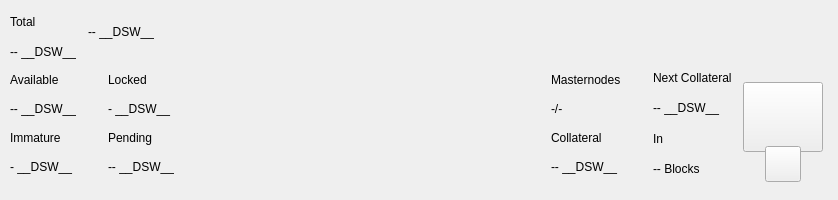
Old version of the form src/qt/pivx/forms/topbar.ui in the repository decenomy/DSW.
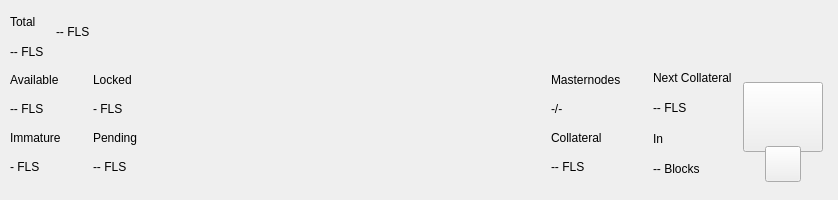
New version of the form. Custom widgets are drawn as their Qt base class.

What changed in the file:
```diff
--- a/src/qt/pivx/forms/topbar.ui
+++ b/src/qt/pivx/forms/topbar.ui
@@ -119,7 +119,7 @@
               <item>
                <widget class="QLabel" name="labelAmountPiv">
                 <property name="text">
-                 <string notr="true">-- __DSW__</string>
+                 <string notr="true">-- FLS</string>
                 </property>
                </widget>
               </item>
@@ -162,7 +162,7 @@
                  <string notr="true">padding:0px;margin:0px;</string>
                 </property>
                 <property name="text">
-                 <string notr="true">-- __DSW__</string>
+                 <string notr="true">-- FLS</string>
                 </property>
                </widget>
               </item>
@@ -456,7 +456,7 @@
                  <item>
                   <widget class="QLabel" name="labelAvailablePiv">
                    <property name="text">
-                    <string>-- __DSW__</string>
+                    <string>-- FLS</string>
                    </property>
                   </widget>
                  </item>
@@ -470,7 +470,7 @@
                  <item>
                   <widget class="QLabel" name="labelImmaturePiv">
                    <property name="text">
-                    <string notr="true">- __DSW__</string>
+                    <string notr="true">- FLS</string>
                    </property>
                   </widget>
                  </item>
@@ -491,7 +491,7 @@
                  <item>
                   <widget class="QLabel" name="labelLockedPiv">
                    <property name="text">
-                    <string>- __DSW__</string>
+                    <string>- FLS</string>
                    </property>
                   </widget>
                  </item>
@@ -505,7 +505,7 @@
                  <item>
                   <widget class="QLabel" name="labelPendingPiv">
                    <property name="text">
-                    <string notr="true">-- __DSW__</string>
+                    <string notr="true">-- FLS</string>
                    </property>
                   </widget>
                  </item>
@@ -567,7 +567,7 @@
              <item>
               <widget class="QLabel" name="labelCollateralPiv">
                <property name="text">
-                <string notr="true">-- __DSW__</string>
+                <string notr="true">-- FLS</string>
                </property>
               </widget>
              </item>
@@ -598,7 +598,7 @@
               <item>
                <widget class="QLabel" name="labelNextCollateralValue">
                 <property name="text">
-                 <string>-- __DSW__</string>
+                 <string>-- FLS</string>
                 </property>
                </widget>
               </item>
```
